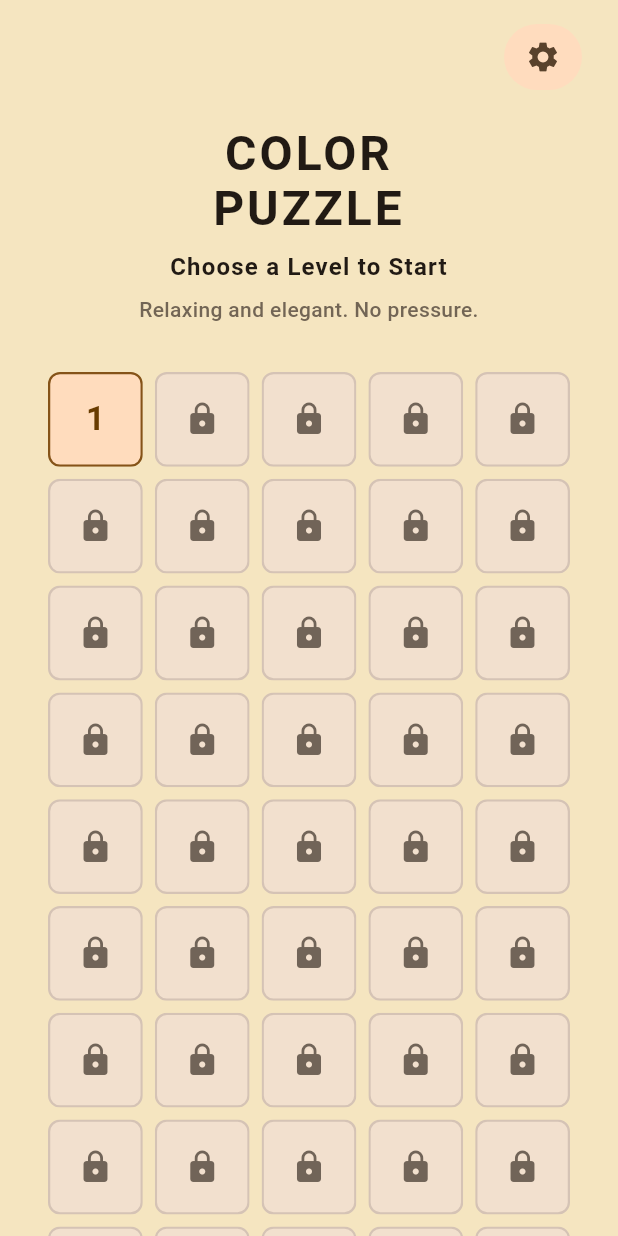
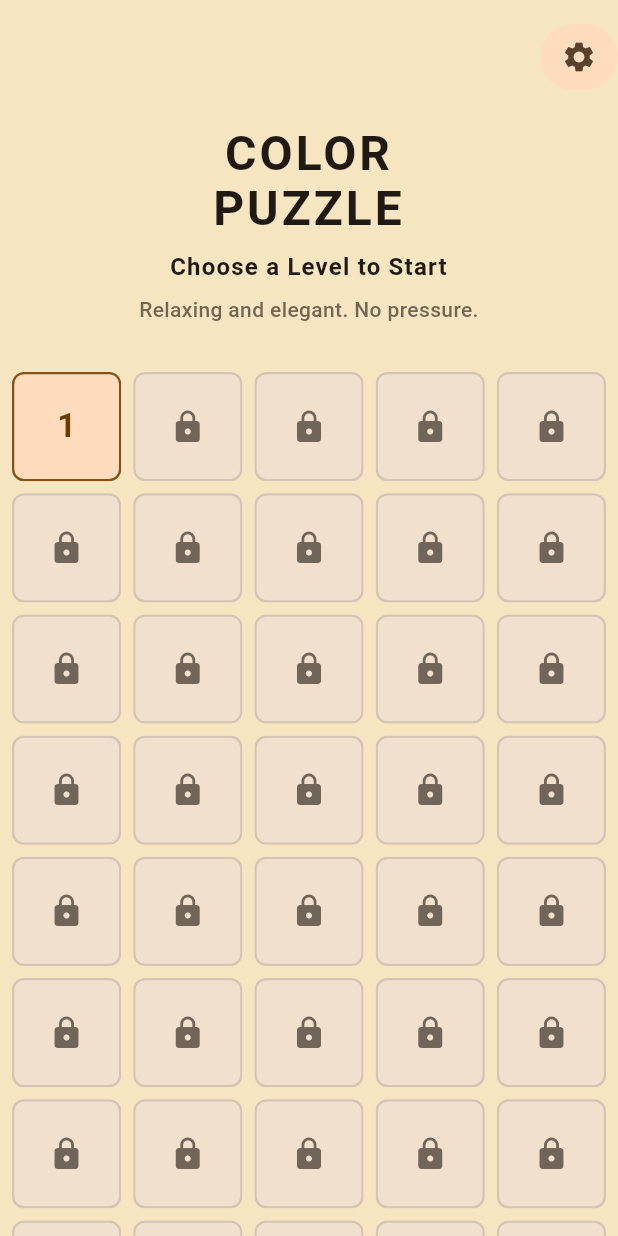
Before and after one commit to Humaneyew/Color-Puzzle-Relax-Game, a Flutter app: the screen it shows after launch, on a phone screen of 412 x 824 dp. Run offline on Flutter 3.47's test engine with Material 3 defaults, Android fonts, the phone set to English and light mode, and no system bars; our stand-ins replace equatable, get_it, go_router; Roboto replaces fonts that are missing (SF Pro).

Commit message:
Adjust home page padding

```diff
--- a/lib/src/features/game/presentation/pages/home_page.dart
+++ b/lib/src/features/game/presentation/pages/home_page.dart
@@ -26,7 +26,7 @@ class HomePage extends StatelessWidget {
       body: SafeArea(
         bottom: false,
         child: Padding(
-          padding: const EdgeInsets.fromLTRB(24, 16, 24, 0),
+          padding: const EdgeInsets.only(top: 16),
           child: Column(
             crossAxisAlignment: CrossAxisAlignment.stretch,
             children: <Widget>[
```
